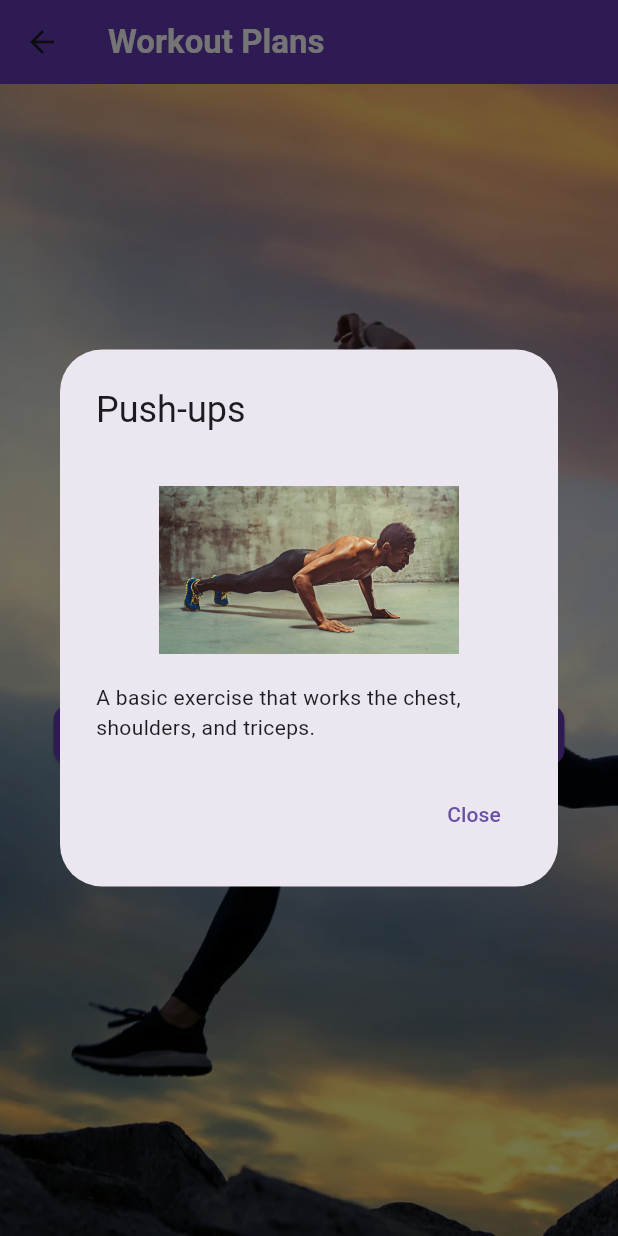
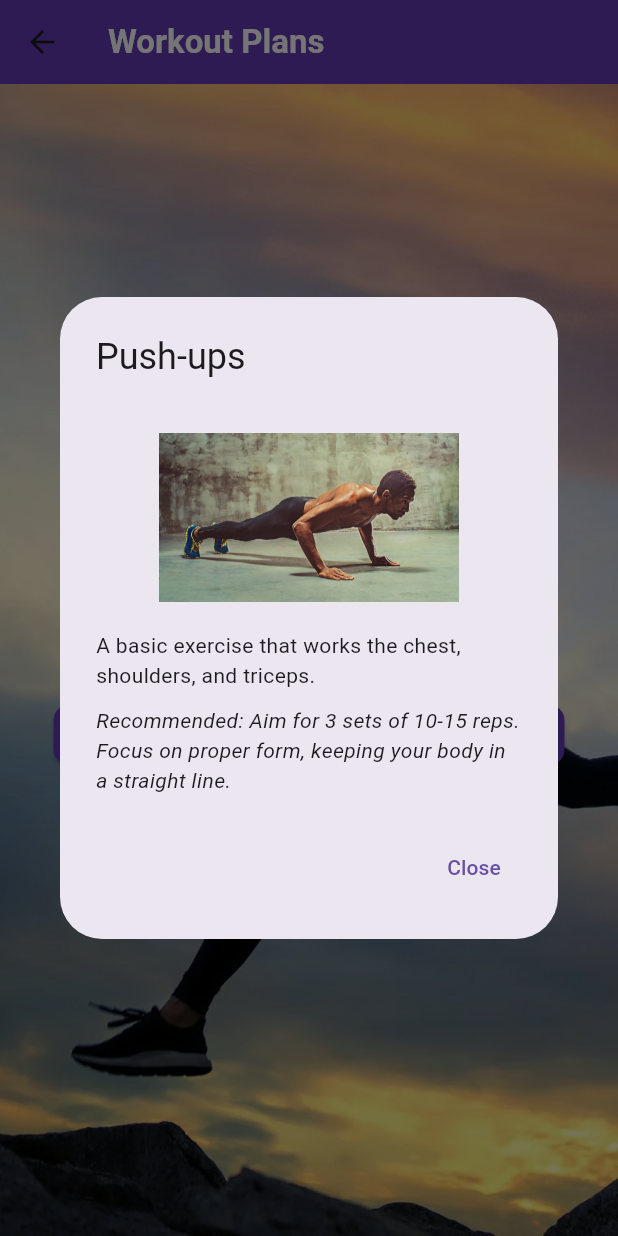
Before and after one commit to simonptuon/Fitness-tracker-app, a Flutter app: the WorkoutPlans screen opened directly, after a tap on "Push-ups", on a phone screen of 412 x 824 dp. Run offline on Flutter 3.47's test engine with Material 3 defaults, Android fonts, the phone set to English and light mode, and no system bars; our stand-ins replace firebase_auth, percent_indicator, syncfusion_flutter_charts; accounts and stored records are empty.

Commit message:
Mini Updates
Changed a few tiny things

```diff
--- a/lib/WorkoutPlans.dart
+++ b/lib/WorkoutPlans.dart
@@ -59,6 +59,36 @@ class _WorkoutPlansState extends State<WorkoutPlans> {
     'Pilates': 'A form of low-impact exercise that aims to strengthen muscles while improving postural alignment and flexibility.',
     'Bodyweight Circuit': 'A series of exercises performed in sequence with minimal rest, using only body weight for resistance.',
     'Swimming': 'A full-body workout that improves cardiovascular health and builds muscle strength.',
+  };
+
+  final Map<String, String> exerciseStrategies = {
+    'Push-ups': 'Aim for 3 sets of 10-15 reps. Focus on proper form, keeping your body in a straight line.',
+    'Squats': 'Perform 3 sets of 12-15 reps. Ensure your knees don\'t go past your toes and keep your back straight.',
+    'Lunges': 'Do 3 sets of 10-12 reps per leg. Keep your front knee aligned with your ankle.',
+    'Walking': 'Start with 30 minutes of brisk walking per day. Gradually increase the duration and intensity.',
+    'Light Jogging': 'Jog for 20-30 minutes at a comfortable pace. Focus on maintaining steady breathing.',
+    'Basic Yoga': 'Attend a beginner yoga class or follow a video tutorial. Hold each pose for 30 seconds, focusing on breathing.',
+    'Bench Press': 'Perform 3 sets of 8-12 reps. Use a spotter if lifting heavy weights. Lower the bar slowly and push up explosively.',
+    'Deadlifts': 'Do 1-3 sets of 5-8 reps. Maintain a straight back and engage your core. Start with lighter weights to perfect your form.',
+    'Bicep Curls': 'Complete 3 sets of 10-15 reps. Keep your elbows close to your body and control the movement.',
+    'HIIT': 'Alternate between 30 seconds of high-intensity exercise and 30 seconds of rest. Repeat for 15-20 minutes.',
+    'Running': 'Start with a 20-30 minute run at a moderate pace. Gradually increase your distance and speed.',
+    'Running Cardio': 'Run for 30-45 minutes at a moderate to high intensity. Include interval training for better results.',
+    'Cycling': 'Cycle for 30-45 minutes at a moderate pace. Vary your speed and resistance.',
+    'Cycling Cardio': 'Cycle for 45-60 minutes at a moderate to high intensity. Incorporate hills and sprints.',
+    'Crunches': 'Do 3 sets of 15-20 reps. Focus on contracting your abdominal muscles and avoid pulling on your neck.',
+    'Leg Raises': 'Perform 3 sets of 15-20 reps. Keep your legs straight and controlled.',
+    'Plank': 'Hold for 30-60 seconds, repeat 3 times. Engage your core and maintain a straight line from head to heels.',
+    'Burpees': 'Do 3 sets of 10-15 reps. Move quickly and focus on full-body engagement.',
+    'Jumping Jacks': 'Perform for 30-60 seconds, repeat 3-5 times. Keep a steady pace and engage your entire body.',
+    'Mountain Climbers': 'Do for 30-60 seconds, repeat 3-5 times. Alternate legs quickly and engage your core.',
+    'Pull-ups': 'Aim for 3 sets of as many reps as possible. Use assisted pull-up bands if needed.',
+    'Dips': 'Do 3 sets of 8-12 reps. Control the movement and focus on your triceps.',
+    'Pistol Squats': 'Perform 3 sets of 5-8 reps per leg. Use assistance if needed and maintain balance.',
+    'Yoga': 'Attend a yoga class or follow a video. Focus on your breathing and holding each pose.',
+    'Pilates': 'Attend a class or follow a video. Focus on slow, controlled movements and core engagement.',
+    'Bodyweight Circuit': 'Perform each exercise in the circuit for 30-60 seconds, with minimal rest between exercises. Repeat the circuit 3-5 times.',
+    'Swimming': 'Swim for 30-45 minutes. Vary your strokes and intensity for a full-body workout.',
   };
 
   final String benchPressImagePath = 'images/Bench Press.webp';
@@ -243,6 +273,8 @@ class _WorkoutPlansState extends State<WorkoutPlans> {
                   height: 150,
                 ),
               Text(exerciseDescriptions[exercise] ?? 'No description available.'),
+              SizedBox(height: 10),
+              Text('Recommended: ${exerciseStrategies[exercise] ?? 'No strategy available.'}', style: TextStyle(fontStyle: FontStyle.italic)),
             ],
           ),
           actions: [
--- a/lib/pages/signup.dart
+++ b/lib/pages/signup.dart
@@ -40,6 +40,7 @@ class _SignUpPageState extends State<SignUpPage> {
   @override
   Widget build(BuildContext context) {
     return Scaffold(
+      // backgroundColor: Colors.deepPurple,
       body: Padding(
         padding: const EdgeInsets.all(15.0),
         child: Form(
@@ -48,10 +49,12 @@ class _SignUpPageState extends State<SignUpPage> {
             mainAxisAlignment: MainAxisAlignment.center,
             children: [
               const Text(
-                'Sign Up.',
+                'Sign Up',
                 style: TextStyle(
                   fontSize: 50,
                   fontWeight: FontWeight.bold,
+                  // color: Colors.white,
+                  color: Colors.black,
                 ),
               ),
               const SizedBox(height: 10),
@@ -97,6 +100,7 @@ class _SignUpPageState extends State<SignUpPage> {
                   style: TextStyle(
                     fontSize: 16,
                     color: Colors.white,
+                    // color: Colors.black,
                   ),
                 ),
               ),
```
